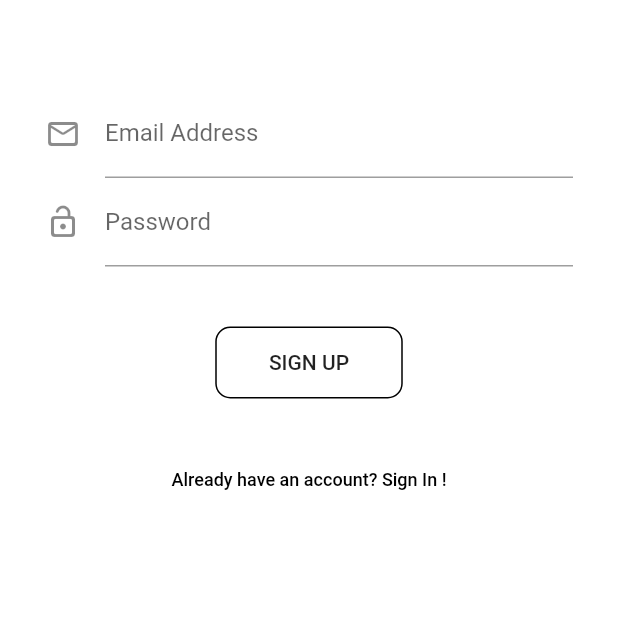
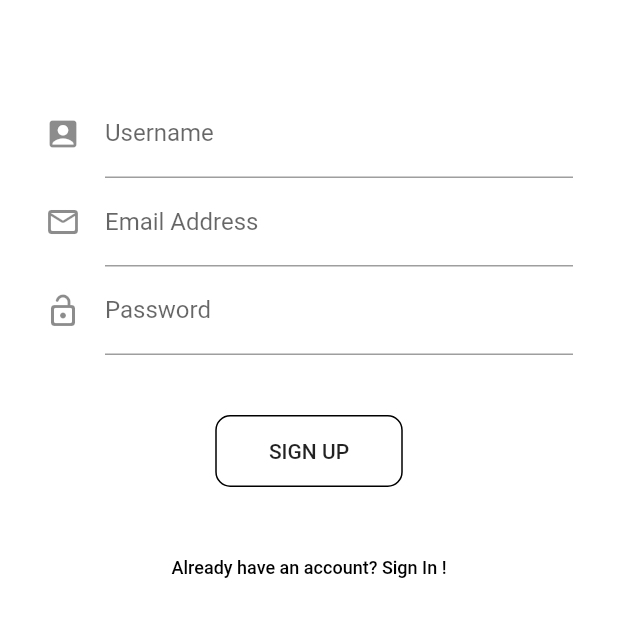
Before and after one commit to 5CYTH3/creaplace, a Flutter app: the screen it shows after launch, after a tap on "SIGN UP", on a phone screen of 412 x 824 dp, the part 461-1098 px from its top. Run offline on Flutter 3.47's test engine with Material 2 defaults, Android fonts, the phone set to English and light mode, and no system bars; our stand-ins replace cloud_firestore, firebase_auth, firebase_core, google_fonts, image_picker; accounts and stored records are empty; network calls fail.

Commit message:
🎏 Trying to implement firestore.

```diff
--- a/lib/controllers/auth_service.dart
+++ b/lib/controllers/auth_service.dart
@@ -52,4 +52,8 @@ class AuthService {
 
   }
 
+  String getUserUid() {
+    return _auth.currentUser!.uid;
+  }
+
 }
--- a/lib/views/auth_screen.dart
+++ b/lib/views/auth_screen.dart
@@ -1,4 +1,5 @@
 import 'package:creaplace/controllers/auth_service.dart';
+import 'package:creaplace/controllers/database_service.dart';
 import 'package:flutter/material.dart';
 import 'package:google_fonts/google_fonts.dart';
 
@@ -30,6 +31,8 @@ class _AuthScreenBodyState extends State<AuthScreenBody> {
   bool showSignIn = false;
   final TextEditingController passwordController = TextEditingController();
   final TextEditingController emailController = TextEditingController();
+  final TextEditingController nameController = TextEditingController();
+
   final AuthService _auth = AuthService();
 
   void toggleAuthMode() {
@@ -73,6 +76,15 @@ class _AuthScreenBodyState extends State<AuthScreenBody> {
                   ),
                 ),
                 SizedBox(height: 60),
+                showSignIn ? Container() :
+                TextFormField(
+                  controller: nameController,
+                  decoration: InputDecoration(
+                    labelText: "Username",
+                    icon: Icon(Icons.account_box)
+
+                  ),
+                ),
                 TextFormField(
                   controller: emailController,
                   decoration: InputDecoration(
@@ -95,7 +107,10 @@ class _AuthScreenBodyState extends State<AuthScreenBody> {
                     var email = emailController.value.text;
                     var password = passwordController.value.text;
 
-                    dynamic result = showSignIn ? await _auth.signInEmailPassword(email, password) : await _auth.registerEmailPassword(email, password);
+                    dynamic result = showSignIn ?
+                      await _auth.signInEmailPassword(email, password) :
+                      await _auth.registerEmailPassword(email, password);
+                      await DatabaseService().saveUser(nameController.value.text);
 
                   },
                   child: showSignIn ? Text("SIGNIN") : Text("SIGN UP"),
```
Also changed, not shown: lib/controllers/database_service.dart (+1 -15 lines), lib/controllers/image_upload.dart (+22 -0 lines), lib/views/profile_screen.dart (+7 -0 lines), pubspec.lock.
